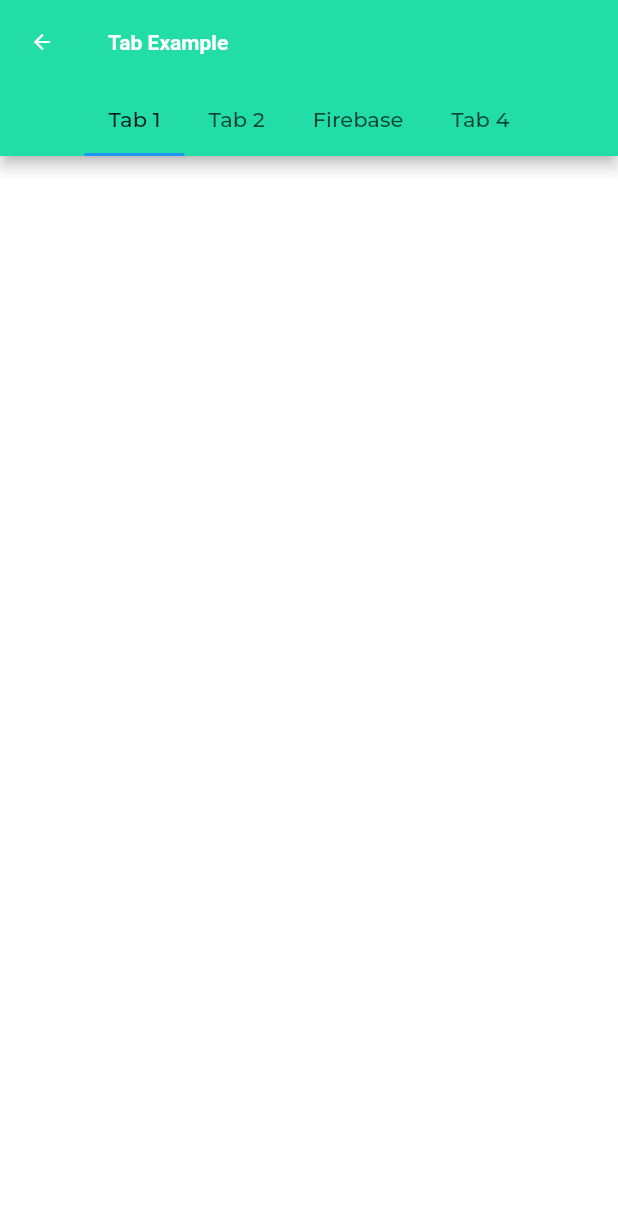
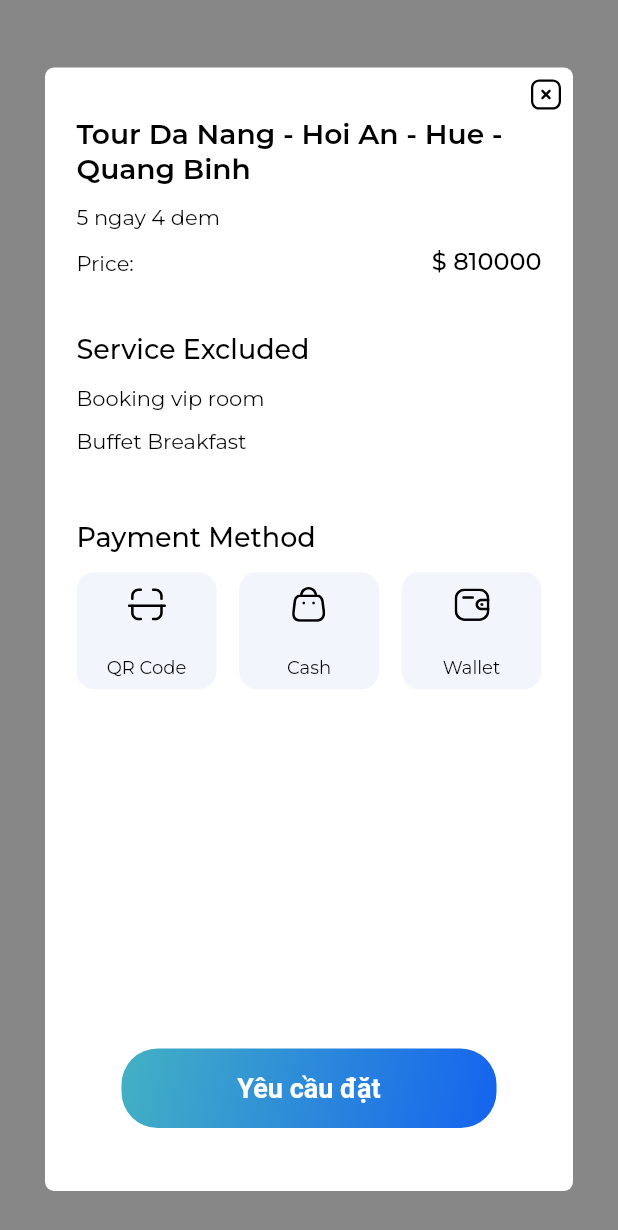
Before and after one commit to lamdv2/flutter_booking_travel_getx, a Flutter app: the BookingRequiedScreen screen opened by its route, on a phone screen of 412 x 824 dp. Shown: the top 1230 px of the screen. Run offline on Flutter 3.47's test engine with Material 2 defaults, Android fonts, the phone set to English and light mode, and no system bars; our stand-ins replace carousel_slider, cloud_firestore, dropdown_button2, firebase_auth, firebase_core, firebase_messaging and 15 more; accounts and stored records are empty; project files that could hold a hidden picture were left out.

Commit message:
update-tour-details

```diff
--- /dev/null
+++ b/lib/models/city/city_model.dart
@@ -0,0 +1,34 @@
+import 'package:cloud_firestore/cloud_firestore.dart';
+
+class CityModel {
+  final String? id;
+  final String? idCity;
+  final String nameCity;
+  final String? descriptionCity;
+
+  CityModel({
+    this.id,
+    this.idCity,
+    required this.nameCity,
+    this.descriptionCity,
+  });
+
+  factory CityModel.fromJson(DocumentSnapshot<Map<String, dynamic>> document) {
+    final json = document.data()!;
+    return CityModel(
+      id: document.id,
+      idCity: json['idCity'],
+      nameCity: json['nameCity'],
+      descriptionCity: json['descriptionCity'],
+    );
+  }
+
+  toJson() {
+    return {
+      'id': id,
+      'idCity': idCity,
+      'nameCity': nameCity,
+      'descriptionCity': descriptionCity,
+    };
+  }
+}
--- a/lib/modules/booking/booking_requied.dart
+++ b/lib/modules/booking/booking_requied.dart
@@ -1,9 +1,8 @@
-import 'package:cloud_firestore/cloud_firestore.dart';
-import 'package:doan_clean_achitec/models/user/user_model.dart';
-import 'package:doan_clean_achitec/modules/auth/auth_controller.dart';
-import 'package:doan_clean_achitec/modules/profile/profile_controller.dart';
-import 'package:doan_clean_achitec/shared/utils/size_utils.dart';
+import 'package:doan_clean_achitec/modules/tour/tour.dart';
+import 'package:doan_clean_achitec/shared/constants/app_style.dart';
+import 'package:doan_clean_achitec/shared/shared.dart';
 import 'package:flutter/material.dart';
+import 'package:flutter_svg/svg.dart';
 import 'package:get/get.dart';
 
 class BookingRequiedScreen extends StatelessWidget {
@@ -11,239 +10,213 @@ class BookingRequiedScreen extends StatelessWidget {
 
   @override
   Widget build(BuildContext context) {
-    final ProfileController _profileController = Get.find();
-    final AuthController _authController = Get.put(AuthController());
-    final _formKey = GlobalKey<FormState>();
-    String _username = '';
-
-    final List<Widget> tabs = [
-      const Tab(text: 'Tab 1'),
-      const Tab(text: 'Tab 2'),
-      const Tab(text: 'Firebase'),
-      const Tab(text: 'Tab 4'),
-    ];
+    final TourController tourController = Get.put(TourController());
 
     return Scaffold(
+      // appBar: CustomAppBar(),
+      backgroundColor: ColorConstants.graySecond,
       resizeToAvoidBottomInset: false,
-      body: DefaultTabController(
-        length: tabs.length,
-        child: Scaffold(
-          appBar: AppBar(
-            title: const Text('Tab Example'),
-            bottom: TabBar(
-              isScrollable: true,
-              tabs: tabs,
+      body: Padding(
+        padding: EdgeInsets.only(
+          top: getSize(60),
+          bottom: getSize(40),
+          right: getSize(40),
+          left: getSize(40),
         ),
-            leading: IconButton(
-              icon: const Icon(Icons.arrow_back),
-              onPressed: () {
-                _profileController.clearController();
-                Get.back();
-              },
+        child: Stack(
+          children: [
+            Container(
+              width: double.infinity,
+              padding: EdgeInsets.all(
+                getSize(28),
+              ),
+              decoration: BoxDecoration(
+                color: ColorConstants.white,
+                borderRadius: BorderRadius.circular(
+                  getSize(8),
                 ),
               ),
-          body: TabBarView(
+              child: Column(
+                crossAxisAlignment: CrossAxisAlignment.start,
                 children: [
-              const Padding(
-                padding: EdgeInsets.all(20.0),
-                child: Center(
-                    // child: PointChart(),
+                  SizedBox(
+                    height: getSize(16),
+                  ),
+                  Text(
+                    'Tour Da Nang - Hoi An - Hue - Quang Binh',
+                    style: AppStyles.black000Size18Fw600FfMont,
+                    maxLines: 2,
+                    overflow: TextOverflow.ellipsis,
+                    softWrap: false,
+                  ),
+                  SizedBox(height: getSize(16)),
+                  Text(
+                    '5 ngay 4 dem',
+                    style: AppStyles.black000Size14Fw400FfMont,
+                  ),
+                  SizedBox(height: getSize(16)),
+                  Row(
+                    mainAxisAlignment: MainAxisAlignment.spaceBetween,
+                    children: [
+                      Text(
+                        'Price:',
+                        style: AppStyles.black000Size14Fw400FfMont,
+                      ),
+                      Text(
+                        '\$ 810000',
+                        style: AppStyles.black000Size16Fw500FfMont,
+                      ),
+                    ],
+                  ),
+                  SizedBox(
+                    height: getSize(50),
+                  ),
+                  Text(
+                    'Service Excluded',
+                    style: AppStyles.black000Size18Fw500FfMont,
+                    maxLines: 2,
+                    overflow: TextOverflow.ellipsis,
+                    softWrap: false,
+                  ),
+                  SizedBox(height: getSize(16)),
+                  Text(
+                    'Booking vip room',
+                    style: AppStyles.black000Size14Fw400FfMont,
+                  ),
+                  SizedBox(height: getSize(16)),
+                  Text(
+                    'Buffet Breakfast',
+                    style: AppStyles.black000Size14Fw400FfMont,
+                  ),
+                  SizedBox(height: getSize(60)),
+                  Text(
+                    'Payment Method',
+                    style: AppStyles.black000Size18Fw500FfMont,
+                  ),
+                  SizedBox(height: getSize(16)),
+                  Row(
+                    mainAxisAlignment: MainAxisAlignment.spaceBetween,
+                    children: [
+                      Expanded(
+                        flex: 1,
+                        child: Container(
+                          padding: EdgeInsets.all(
+                            getSize(10),
+                          ),
+                          decoration: BoxDecoration(
+                            color: ColorConstants.grayTextField,
+                            borderRadius: BorderRadius.circular(
+                              getSize(16),
                             ),
                           ),
-              Padding(
-                padding: const EdgeInsets.all(20.0),
                           child: Column(
+                            mainAxisAlignment: MainAxisAlignment.spaceBetween,
                             children: [
-                    ElevatedButton(
-                      onPressed: () {
-                        // Get.toNamed(Routes.LOADING_IMAGE);
-                      },
-                      child: const Text("Loading images firebase"),
+                              SvgPicture.asset(
+                                AssetHelper.icScan,
+                                height: getSize(36),
+                                width: getSize(36),
+                              ),
+                              SizedBox(height: getSize(28)),
+                              Text(
+                                'QR Code',
+                                style: AppStyles.black000Size12Fw400FfMont,
                               ),
                             ],
                           ),
                         ),
-              Padding(
-                  padding: const EdgeInsets.all(20.0),
-                  child: Column(
-                    children: [
-                      Form(
-                        key: _formKey,
-                        child: Column(
-                          children: <Widget>[
-                            TextFormField(
-                              controller: _profileController.emailController,
-                              decoration: const InputDecoration(
-                                hintText: 'enter your email',
-                                hintStyle: TextStyle(
-                                  color: Colors.grey,
-                                  fontSize: 14,
-                                  fontWeight: FontWeight.w400,
+                      ),
+                      SizedBox(
+                        width: getSize(20),
+                      ),
+                      Expanded(
+                        flex: 1,
+                        child: Container(
+                          padding: EdgeInsets.all(
+                            getSize(10),
+                          ),
+                          decoration: BoxDecoration(
+                            color: ColorConstants.grayTextField,
+                            borderRadius: BorderRadius.circular(
+                              getSize(16),
                             ),
                           ),
+                          child: Column(
+                            mainAxisAlignment: MainAxisAlignment.spaceBetween,
+                            children: [
+                              SvgPicture.asset(
+                                AssetHelper.icBag,
+                                height: getSize(36),
+                                width: getSize(36),
                               ),
-                            TextFormField(
-                              controller:
-                                  _profileController.firstNameController,
-                              decoration: const InputDecoration(
-                                hintText: 'enter your first name',
-                                hintStyle: TextStyle(
-                                  color: Colors.grey,
-                                  fontSize: 14,
-                                  fontWeight: FontWeight.w400,
+                              SizedBox(height: getSize(28)),
+                              Text(
+                                'Cash',
+                                style: AppStyles.black000Size12Fw400FfMont,
                               ),
-                              ),
-                            ),
-                            TextFormField(
-                              controller: _profileController.lastNameController,
-                              decoration: const InputDecoration(
-                                hintText: 'enter your last name',
-                                hintStyle: TextStyle(
-                                  color: Colors.grey,
-                                  fontSize: 14,
-                                  fontWeight: FontWeight.w400,
-                                ),
-                              ),
-                            ),
-                            TextFormField(
-                              controller: _profileController.passWordController,
-                              decoration: const InputDecoration(
-                                hintText: 'enter your password',
-                                hintStyle: TextStyle(
-                                  color: Colors.grey,
-                                  fontSize: 14,
-                                  fontWeight: FontWeight.w400,
-                                ),
-                              ),
-                            ),
-                            TextFormField(
-                              controller:
-                                  _profileController.imageAvatarController,
-                              decoration: const InputDecoration(
-                                hintText: 'enter your image',
-                                hintStyle: TextStyle(
-                                  color: Colors.grey,
-                                  fontSize: 14,
-                                  fontWeight: FontWeight.w400,
-                                ),
-                              ),
-                            ),
-                            TextFormField(
-                              controller:
-                                  _profileController.phoneNumberController,
-                              decoration: const InputDecoration(
-                                hintText: 'enter your phone number',
-                                hintStyle: TextStyle(
-                                  color: Colors.grey,
-                                  fontSize: 14,
-                                  fontWeight: FontWeight.w400,
+                            ],
                           ),
                         ),
                       ),
                       SizedBox(
-                              height: getSize(48),
+                        width: getSize(20),
                       ),
-                            ElevatedButton(
-                              onPressed: () {
-                                if (_formKey.currentState!.validate()) {
-                                  final UserModel userModel = UserModel(
-                                    email: _profileController
-                                        .emailController.text
-                                        .trim(),
-                                    firstName: _profileController
-                                        .firstNameController.text
-                                        .trim(),
-                                    lastName: _profileController
-                                        .lastNameController.text
-                                        .trim(),
-                                    passWord: _profileController
-                                        .passWordController.text
-                                        .trim(),
-                                    imgAvatar: _profileController
-                                        .imageAvatarController.text
-                                        .trim(),
-                                    phoneNub: _profileController
-                                        .phoneNumberController.text
-                                        .trim(),
-                                    isActive: true,
-                                  );
-
-                                  _authController.signInPhoneAuthentication(
-                                      _profileController
-                                          .phoneNumberController.text
-                                          .trim(),
-                                      userModel);
-                                }
-                              },
-                              child: const Text("Add Account"),
+                      Expanded(
+                        flex: 1,
+                        child: Container(
+                          padding: EdgeInsets.all(
+                            getSize(10),
+                          ),
+                          decoration: BoxDecoration(
+                            color: ColorConstants.grayTextField,
+                            borderRadius: BorderRadius.circular(
+                              getSize(16),
+                            ),
+                          ),
+                          child: Column(
+                            mainAxisAlignment: MainAxisAlignment.spaceBetween,
+                            children: [
+                              SvgPicture.asset(
+                                AssetHelper.icWallet,
+                                height: getSize(36),
+                                width: getSize(36),
+                              ),
+                              SizedBox(height: getSize(28)),
+                              Text(
+                                'Wallet',
+                                style: AppStyles.black000Size12Fw400FfMont,
                               ),
                             ],
-                        ),
-                      ),
-                      StreamBuilder<QuerySnapshot>(
-                        stream: FirebaseFirestore.instance
-                            .collection('userModel')
-                            .snapshots(),
-                        builder: (context, snapshot) {
-                          List<Row> accountWidgets = [];
-                          if (snapshot.hasData) {
-                            final accounts =
-                                snapshot.data?.docs.reversed.toList();
-                            for (var item in accounts!) {
-                              final email = item['email'] ?? 'N/A';
-                              final firstName = item['firstName'] ?? 'N/A';
-                              final lastName = item['lastName'] ?? 'N/A';
-                              final phoneNub = item['phoneNub'] ?? 'N/A';
-
-                              final clientWidget = Row(
-                                mainAxisAlignment:
-                                    MainAxisAlignment.spaceBetween,
-                                children: [
-                                  Text(email),
-                                  Text(firstName),
-                                  Text(lastName),
-                                  Text(phoneNub),
-                                  IconButton(
-                                    onPressed: () {
-                                      var collection = FirebaseFirestore
-                                          .instance
-                                          .collection('userModel');
-                                      collection.doc(item.id).delete();
-                                    },
-                                    icon: const Icon(
-                                      Icons.delete,
-                                      color: Colors.black,
-                                    ),
-                                  ),
-                                ],
-                              );
-                              accountWidgets.add(clientWidget);
-                            }
-                          }
-                          return Expanded(
-                            child: ListView(
-                              children: accountWidgets,
-                            ),
-                          );
-                        },
-                      ),
-                    ],
-                  )),
-              Padding(
-                padding: const EdgeInsets.all(20.0),
-                child: Container(
-                  padding: const EdgeInsets.all(48),
-                  color: Colors.blueAccent,
-                  child: const Center(
-                    child: Text(
-                      'data 1',
-                      style: TextStyle(color: Colors.red, fontSize: 24),
-                    ),
                           ),
                         ),
                       ),
                     ],
                   ),
+                  const Spacer(),
+                  Padding(
+                    padding: EdgeInsets.symmetric(
+                      horizontal: getSize(40),
+                    ),
+                    child: ButtonWidget(
+                      textBtn: 'Yêu cầu đặt',
+                      onTap: () {
+                        // Get.toNamed(Routes.BOOKING_REQUIED);
+                      },
+                    ),
+                  ),
+                  SizedBox(height: getSize(28)),
+                ],
+              ),
+            ),
+            Positioned(
+              top: getSize(8),
+              right: getSize(8),
+              child: InkWell(
+                onTap: () => Get.back(),
+                child: SvgPicture.asset(AssetHelper.icCloseSquare),
+              ),
+            ),
+          ],
         ),
       ),
     );
--- a/lib/modules/profile/profile_screen.dart
+++ b/lib/modules/profile/profile_screen.dart
@@ -3,13 +3,11 @@ import 'package:doan_clean_achitec/shared/constants/constants.dart';
 import 'package:doan_clean_achitec/shared/utils/app_bar_widget.dart';
 import 'package:doan_clean_achitec/shared/widgets/stateless/drawer_widget.dart';
 import 'package:flutter/material.dart';
-import 'package:flutter_svg/svg.dart';
 import 'package:get/get.dart';
 
 import '../../routes/app_pages.dart';
 import '../../shared/constants/app_style.dart';
 import '../../shared/utils/size_utils.dart';
-import '../../shared/widgets/stateful/header_widget.dart';
 import '../../shared/widgets/stateful/profile_widget.dart';
 import '../auth/user_controller.dart';
 
--- a/lib/modules/tour/tour_screen.dart
+++ b/lib/modules/tour/tour_screen.dart
@@ -51,7 +51,6 @@ class _TourScreenState extends State<TourScreen> {
   @override
   Widget build(BuildContext context) {
     tourController.getAllTourModel();
-    // tourController.getListTour.addAll(tourController.getAllTourModel());
 
     return Scaffold(
       appBar: CustomAppBar(),
--- a/lib/shared/widgets/button_widget.dart
+++ b/lib/shared/widgets/button_widget.dart
@@ -4,7 +4,9 @@ import '../constants/colors.dart';
 import '../constants/dimension_constants.dart';
 
 class ButtonWidget extends StatelessWidget {
-  const ButtonWidget({Key? key, required this.textBtn, this.onTap, this.color, this.gradient}) : super(key: key);
+  const ButtonWidget(
+      {Key? key, required this.textBtn, this.onTap, this.color, this.gradient})
+      : super(key: key);
 
   final String textBtn;
   final Function()? onTap;
@@ -19,25 +21,22 @@ class ButtonWidget extends StatelessWidget {
         padding: const EdgeInsets.symmetric(vertical: kDefaultPadding),
         decoration: BoxDecoration(
           borderRadius: BorderRadius.circular(kMediumPadding),
-          gradient: gradient == null ?
-            Gradients.defaultGradientBackground :
-            Gradients.defaultGradientButtonCancel,
+          gradient: gradient == null
+              ? Gradients.defaultGradientBackground
+              : Gradients.defaultGradientButtonCancel,
         ),
         alignment: Alignment.center,
-        child: Text(
-          textBtn,
-          style: color == null ?
-            const TextStyle(
+        child: Text(textBtn,
+            style: color == null
+                ? const TextStyle(
                     color: Colors.white,
                     fontWeight: FontWeight.bold,
-              fontSize: 16
+                    fontSize: 18,
                   )
                 : const TextStyle(
                     color: ColorConstants.primaryColor,
                     fontWeight: FontWeight.bold,
-          )
-        ),
-
+                  )),
       ),
     );
   }
```
Also changed, not shown: lib/modules/tour/tour_controller.dart (+33 -2 lines), lib/modules/tour/tour_details_screen.dart (+62 -25 lines), lib/modules/admin/admin_accept_tour_screen.dart (added), lib/modules/admin/admin_binding.dart (added), lib/modules/admin/admin_controller.dart (added), lib/modules/admin/admin_create_tour_screen.dart (added), lib/modules/admin/admin_delete_tour_screen.dart (added), lib/modules/admin/admin_update_tour_screen.dart (added). Lines whose indentation alone changed are shown as unchanged.
